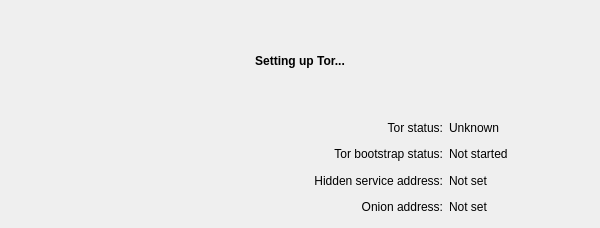
Above: retroshare-gui/src/TorControl/TorControlWindow.ui from RetroShare/RetroShare before the change. Below: the same form after it.
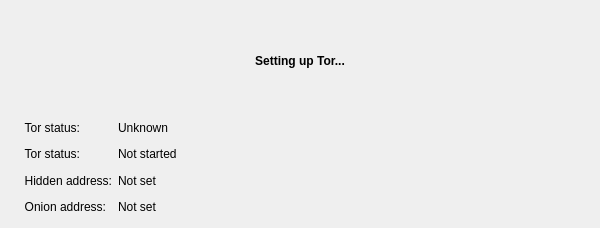
That is the form after the change. Icons and pictures are not drawn.

Commit message: fixed display of tor bootstrap status

Diff of the .ui file:
```diff
--- a/retroshare-gui/src/TorControl/TorControlWindow.ui
+++ b/retroshare-gui/src/TorControl/TorControlWindow.ui
@@ -40,6 +40,12 @@
     <layout class="QHBoxLayout" name="horizontalLayout">
      <item>
       <widget class="QLabel" name="label_4">
+       <property name="sizePolicy">
+        <sizepolicy hsizetype="Maximum" vsizetype="Preferred">
+         <horstretch>0</horstretch>
+         <verstretch>0</verstretch>
+        </sizepolicy>
+       </property>
        <property name="text">
         <string/>
        </property>
@@ -55,6 +61,12 @@
       <layout class="QGridLayout" name="gridLayout">
        <item row="0" column="0">
         <widget class="QLabel" name="torStatusTxt_LB">
+         <property name="sizePolicy">
+          <sizepolicy hsizetype="Maximum" vsizetype="Preferred">
+           <horstretch>0</horstretch>
+           <verstretch>0</verstretch>
+          </sizepolicy>
+         </property>
          <property name="text">
           <string>Tor status:</string>
          </property>
@@ -79,8 +91,14 @@
        </item>
        <item row="2" column="0">
         <widget class="QLabel" name="HiddenServiceAddressTxt_LB">
+         <property name="sizePolicy">
+          <sizepolicy hsizetype="Maximum" vsizetype="Preferred">
+           <horstretch>0</horstretch>
+           <verstretch>0</verstretch>
+          </sizepolicy>
+         </property>
          <property name="text">
-          <string>Hidden service address:</string>
+          <string>Hidden address:</string>
          </property>
          <property name="alignment">
           <set>Qt::AlignRight|Qt::AlignTrailing|Qt::AlignVCenter</set>
@@ -89,8 +107,14 @@
        </item>
        <item row="1" column="0">
         <widget class="QLabel" name="torBootstrapStatusTxt_LB">
+         <property name="sizePolicy">
+          <sizepolicy hsizetype="Maximum" vsizetype="Preferred">
+           <horstretch>0</horstretch>
+           <verstretch>0</verstretch>
+          </sizepolicy>
+         </property>
          <property name="text">
-          <string>Tor bootstrap status:</string>
+          <string>Tor status:</string>
          </property>
          <property name="alignment">
           <set>Qt::AlignRight|Qt::AlignTrailing|Qt::AlignVCenter</set>
@@ -106,6 +130,12 @@
        </item>
        <item row="3" column="0">
         <widget class="QLabel" name="onionAddressTxt_LB">
+         <property name="sizePolicy">
+          <sizepolicy hsizetype="Maximum" vsizetype="Preferred">
+           <horstretch>0</horstretch>
+           <verstretch>0</verstretch>
+          </sizepolicy>
+         </property>
          <property name="text">
           <string>Onion address:</string>
          </property>
```
The commit also changes 3 other files.
